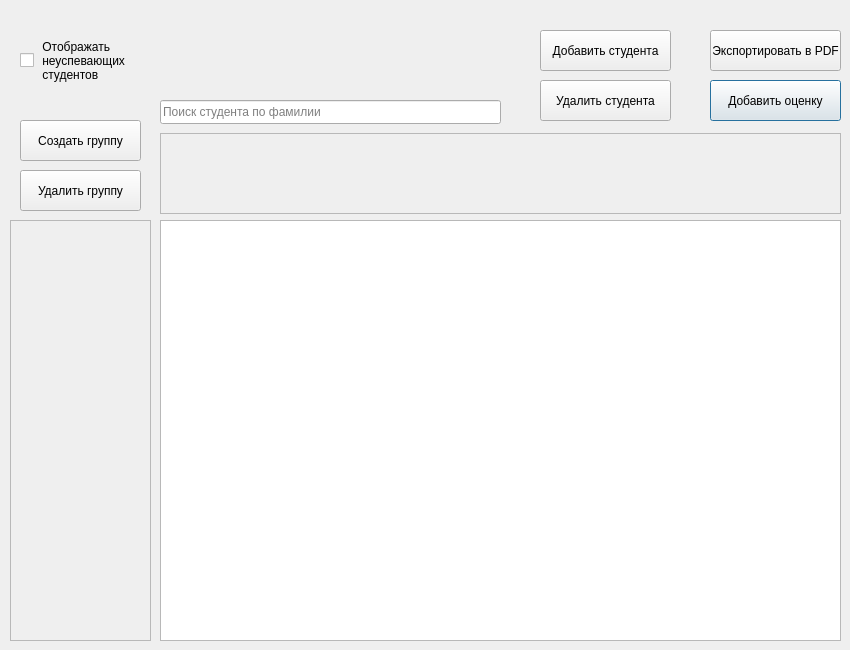
Old version of the form mainwindow.ui in the repository alpha4vit/polya-el-diary.
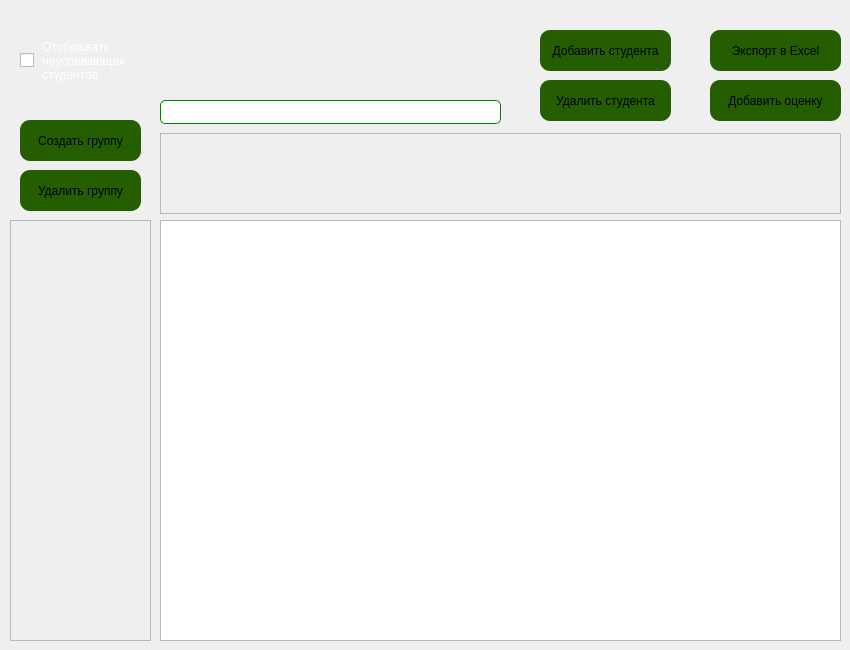
New version of the form.

The edit to the form file:
```diff
--- a/mainwindow.ui
+++ b/mainwindow.ui
@@ -25,6 +25,9 @@
   <property name="windowTitle">
    <string>Просмотр оценок</string>
   </property>
+  <property name="styleSheet">
+   <string notr="true"/>
+  </property>
   <widget class="QPushButton" name="grade_create_button">
    <property name="geometry">
     <rect>
@@ -34,6 +37,14 @@
      <height>41</height>
     </rect>
    </property>
+   <property name="styleSheet">
+    <string notr="true">QPushButton{
+     border-radius: 10px;
+     background-color: rgb(37, 94, 0);
+	font: 600 12pt &quot;SF Pro&quot;;
+    font-color: white;
+}</string>
+   </property>
    <property name="text">
     <string>Добавить оценку</string>
    </property>
@@ -114,6 +125,18 @@
      <height>24</height>
     </rect>
    </property>
+   <property name="styleSheet">
+    <string notr="true">QLineEdit {
+font: 13pt &quot;SF Pro&quot;;
+color: white;
+border-radius: 5px;
+border-width: 1px;
+border-style: solid;
+border-color: green;
+
+}
+</string>
+   </property>
    <property name="readOnly">
     <bool>false</bool>
    </property>
@@ -130,6 +153,14 @@
      <height>41</height>
     </rect>
    </property>
+   <property name="styleSheet">
+    <string notr="true">QPushButton{
+     border-radius: 10px;
+     background-color: rgb(37, 94, 0);
+	font: 600 12pt &quot;SF Pro&quot;;
+    font-color: white;
+}</string>
+   </property>
    <property name="text">
     <string>Создать группу</string>
    </property>
@@ -143,6 +174,14 @@
      <height>41</height>
     </rect>
    </property>
+   <property name="styleSheet">
+    <string notr="true">QPushButton{
+     border-radius: 10px;
+     background-color: rgb(37, 94, 0);
+	font: 600 12pt &quot;SF Pro&quot;;
+    font-color: white;
+}</string>
+   </property>
    <property name="text">
     <string>Добавить студента</string>
    </property>
@@ -156,6 +195,14 @@
      <height>41</height>
     </rect>
    </property>
+   <property name="styleSheet">
+    <string notr="true">QPushButton{
+     border-radius: 10px;
+     background-color: rgb(37, 94, 0);
+	font: 600 12pt &quot;SF Pro&quot;;
+    font-color: white;
+}</string>
+   </property>
    <property name="text">
     <string>Удалить студента</string>
    </property>
@@ -169,6 +216,14 @@
      <height>41</height>
     </rect>
    </property>
+   <property name="styleSheet">
+    <string notr="true">QPushButton{
+     border-radius: 10px;
+     background-color: rgb(37, 94, 0);
+	font: 600 12pt &quot;SF Pro&quot;;
+    font-color: white;
+}</string>
+   </property>
    <property name="text">
     <string>Удалить группу</string>
    </property>
@@ -182,8 +237,16 @@
      <height>41</height>
     </rect>
    </property>
+   <property name="styleSheet">
+    <string notr="true">QPushButton{
+     border-radius: 10px;
+     background-color: rgb(37, 94, 0);
+	font: 600 12pt &quot;SF Pro&quot;;
+    font-color: white;
+}</string>
+   </property>
    <property name="text">
-    <string>Экспортировать в PDF</string>
+    <string>Экспорт в Excel</string>
    </property>
   </widget>
   <widget class="QLabel" name="avg_group_mark">
@@ -191,7 +254,7 @@
     <rect>
      <x>160</x>
      <y>20</y>
-     <width>191</width>
+     <width>241</width>
      <height>16</height>
     </rect>
    </property>
@@ -204,7 +267,7 @@
     <rect>
      <x>160</x>
      <y>60</y>
-     <width>221</width>
+     <width>271</width>
      <height>21</height>
     </rect>
    </property>
@@ -221,6 +284,9 @@
      <height>81</height>
     </rect>
    </property>
+   <property name="styleSheet">
+    <string notr="true">color: white;</string>
+   </property>
    <property name="text">
     <string> Отображать
  неуспевающих
```
Left out of the diff: 3 changed lines with no effect on the pictures.
